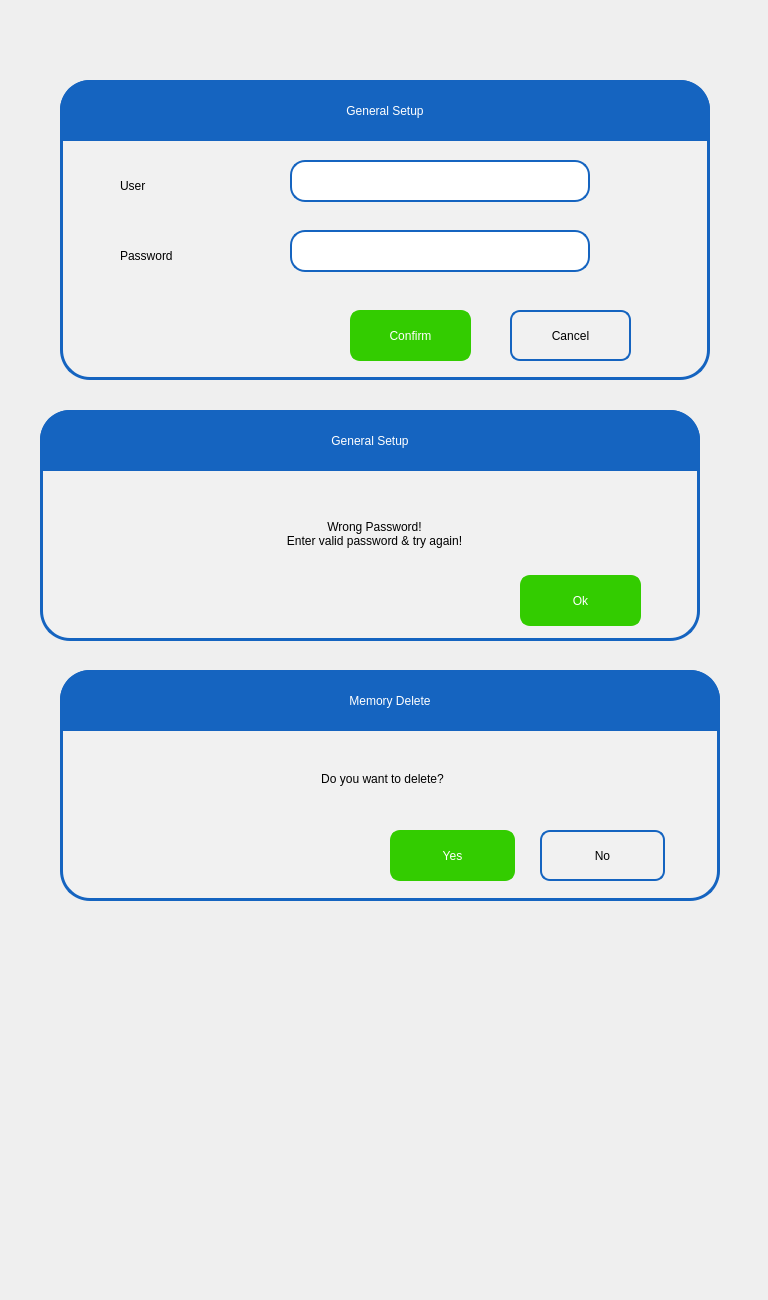
Old version of the form pApp-22-June-2021/scheckpass.ui in the repository ChandraMVE/PSSC_QT_Development.
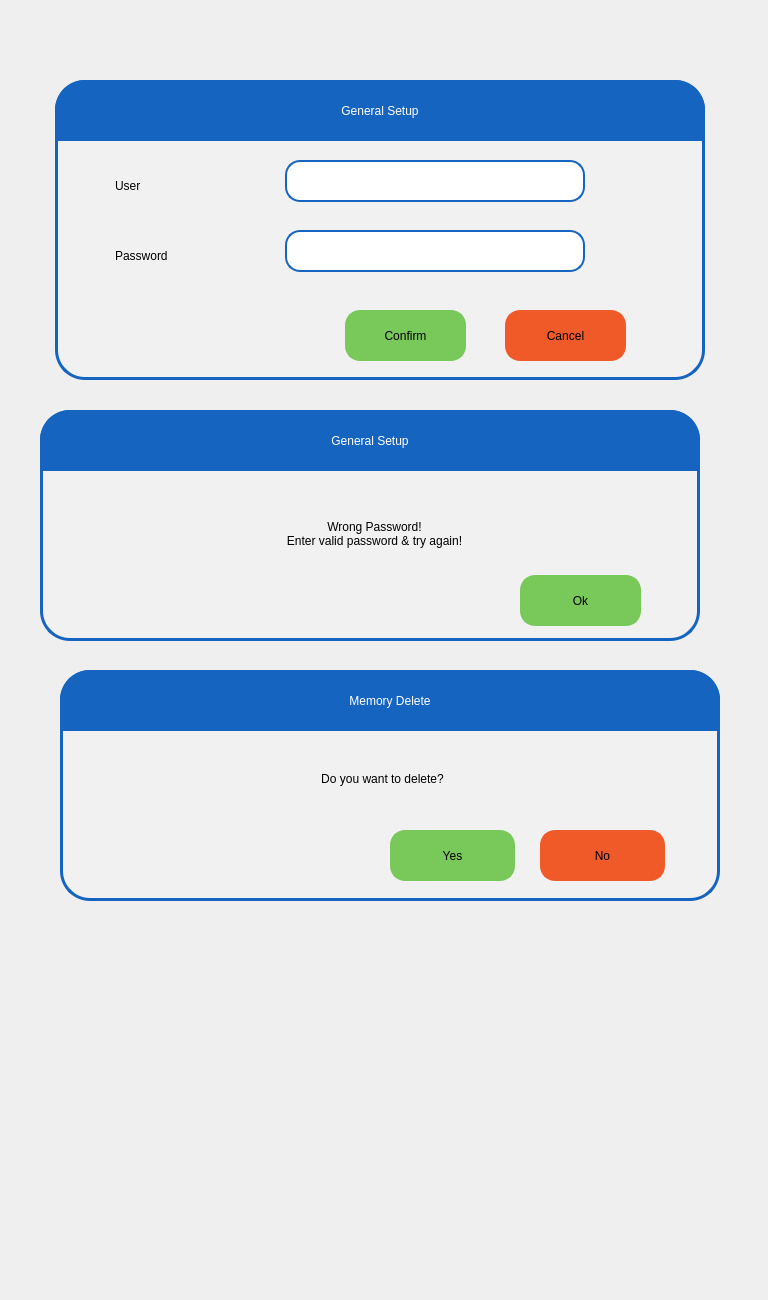
New version of the form. Custom widgets are drawn as their Qt base class.

Commit message: QT Version 1.05.130 has below changes 1. UI color is changed

```diff
--- a/pApp-22-June-2021/scheckpass.ui
+++ b/pApp-22-June-2021/scheckpass.ui
@@ -16,7 +16,7 @@
   <widget class="QFrame" name="frPassword">
    <property name="geometry">
     <rect>
-     <x>60</x>
+     <x>55</x>
      <y>80</y>
      <width>650</width>
      <height>300</height>
@@ -137,22 +137,22 @@
     </property>
     <property name="styleSheet">
      <string notr="true">QPushButton{
-background-color: rgb(51, 204, 0);
+background-color: rgb(120, 200, 90);
 border-width: 2px;
-border-color: rgb(51, 204, 0);
+border-color: rgb(120, 200, 90);
 border-style: solid;
-border-radius: 10;
-color: rgb(255, 255, 255);
-font: 75 16pt &quot;Roboto Medium&quot;;
+border-radius: 15;
+color: rgb(0, 0, 0);
+font: 75 18pt &quot;Roboto Medium&quot;;
 }
 QPushButton:disabled { 
-background-color: rgb(204, 244, 198);
+background-color: rgb(190, 190, 190);
 border-width: 2px;
-border-color: rgb(127, 143, 127);
+border-color: rgb(190, 190, 190);
 border-style: solid;
-border-radius: 10;
+border-radius: 15;
 color: rgb(0, 0, 0);
-font: 75 16pt &quot;Roboto Medium&quot;;
+font: 75 18pt &quot;Roboto Medium&quot;;
 }
 QPushButton:pressed {
 background-color: rgb(24, 163, 3);
@@ -168,18 +168,18 @@
 border-width: 2px;
 border-color: rgb(24, 163, 3);
 border-style: solid;
-border-radius: 10;
+border-radius: 15;
 color: rgb(0, 0, 0);
-font: 75 16pt &quot;Roboto Medium&quot;;
+font: 75 18pt &quot;Roboto Medium&quot;;
 }
 QPushButton:default {
 background-color: rgb(241, 241, 241);
 border-width: 2px;
-border-color: rgb(21, 100, 192);
+border-color: rgb(241, 241, 241);
 border-style: solid;
-border-radius: 10;
+border-radius: 15;
 color: rgb(0, 0, 0);
-font: 75 16pt &quot;Roboto Medium&quot;;
+font: 75 18pt &quot;Roboto Medium&quot;;
 }
 </string>
     </property>
@@ -201,22 +201,22 @@
     </property>
     <property name="styleSheet">
      <string notr="true">QPushButton{
-background-color: rgb(241, 241, 241);
+background-color: rgb(240,90,40);
 border-width: 2px;
-border-color: rgb(21, 100, 192);
+border-color: rgb(240,90,40);
 border-style: solid;
-border-radius: 10;
+border-radius: 15;
 color: rgb(0, 0, 0);
-font: 75 16pt &quot;Roboto Medium&quot;;
+font: 75 18pt &quot;Roboto Medium&quot;;
 }
 QPushButton:disabled { 
-background-color: rgb(204, 244, 198);
+background-color: rgb(190, 190, 190);
 border-width: 2px;
-border-color: rgb(127, 143, 127);
+border-color: rgb(190, 190, 190);
 border-style: solid;
-border-radius: 10;
+border-radius: 15;
 color: rgb(0, 0, 0);
-font: 75 16pt &quot;Roboto Medium&quot;;
+font: 75 18pt &quot;Roboto Medium&quot;;
 }
 QPushButton:pressed {
 background-color: rgb(194, 194, 194);
@@ -232,18 +232,18 @@
 border-width: 2px;
 border-color: rgb(24, 163, 3);
 border-style: solid;
-border-radius: 10;
+border-radius: 15;
 color: rgb(0, 0, 0);
-font: 75 16pt &quot;Roboto Medium&quot;;
+font: 75 18pt &quot;Roboto Medium&quot;;
 }
 QPushButton:default {
 background-color: rgb(241, 241, 241);
 border-width: 2px;
-border-color: rgb(21, 100, 192);
+border-color: rgb(241, 241, 241);
 border-style: solid;
-border-radius: 10;
+border-radius: 15;
 color: rgb(0, 0, 0);
-font: 75 16pt &quot;Roboto Medium&quot;;
+font: 75 18pt &quot;Roboto Medium&quot;;
 }
 </string>
     </property>
@@ -399,22 +399,22 @@
     </property>
     <property name="styleSheet">
      <string notr="true">QPushButton{
-background-color: rgb(51, 204, 0);
+background-color: rgb(120, 200, 90);
 border-width: 2px;
-border-color: rgb(51, 204, 0);
+border-color: rgb(120, 200, 90);
 border-style: solid;
-border-radius: 10;
-color: rgb(255, 255, 255);
-font: 75 16pt &quot;Roboto Medium&quot;;
+border-radius: 15;
+color: rgb(0, 0, 0);
+font: 75 18pt &quot;Roboto Medium&quot;;
 }
 QPushButton:disabled { 
-background-color: rgb(204, 244, 198);
+background-color: rgb(190, 190, 190);
 border-width: 2px;
-border-color: rgb(127, 143, 127);
+border-color: rgb(190, 190, 190);
 border-style: solid;
-border-radius: 10;
+border-radius: 15;
 color: rgb(0, 0, 0);
-font: 75 16pt &quot;Roboto Medium&quot;;
+font: 75 18pt &quot;Roboto Medium&quot;;
 }
 QPushButton:pressed {
 background-color: rgb(24, 163, 3);
@@ -430,18 +430,18 @@
 border-width: 2px;
 border-color: rgb(24, 163, 3);
 border-style: solid;
-border-radius: 10;
+border-radius: 15;
 color: rgb(0, 0, 0);
-font: 75 16pt &quot;Roboto Medium&quot;;
+font: 75 18pt &quot;Roboto Medium&quot;;
 }
 QPushButton:default {
 background-color: rgb(241, 241, 241);
 border-width: 2px;
-border-color: rgb(21, 100, 192);
+border-color: rgb(241, 241, 241);
 border-style: solid;
-border-radius: 10;
+border-radius: 15;
 color: rgb(0, 0, 0);
-font: 75 16pt &quot;Roboto Medium&quot;;
+font: 75 18pt &quot;Roboto Medium&quot;;
 }
 </string>
     </property>
@@ -542,22 +542,22 @@
     </property>
     <property name="styleSheet">
      <string notr="true">QPushButton{
-background-color: rgb(51, 204, 0);
+background-color: rgb(120, 200, 90);
 border-width: 2px;
-border-color: rgb(51, 204, 0);
+border-color: rgb(120, 200, 90);
 border-style: solid;
-border-radius: 10;
-color: rgb(255, 255, 255);
-font: 75 16pt &quot;Roboto Medium&quot;;
+border-radius: 15;
+color: rgb(0, 0, 0);
+font: 75 18pt &quot;Roboto Medium&quot;;
 }
 QPushButton:disabled { 
-background-color: rgb(204, 244, 198);
+background-color: rgb(190, 190, 190);
 border-width: 2px;
-border-color: rgb(127, 143, 127);
+border-color: rgb(190, 190, 190);
 border-style: solid;
-border-radius: 10;
+border-radius: 15;
 color: rgb(0, 0, 0);
-font: 75 16pt &quot;Roboto Medium&quot;;
+font: 75 18pt &quot;Roboto Medium&quot;;
 }
 QPushButton:pressed {
 background-color: rgb(24, 163, 3);
@@ -573,18 +573,18 @@
 border-width: 2px;
 border-color: rgb(24, 163, 3);
 border-style: solid;
-border-radius: 10;
+border-radius: 15;
 color: rgb(0, 0, 0);
-font: 75 16pt &quot;Roboto Medium&quot;;
+font: 75 18pt &quot;Roboto Medium&quot;;
 }
 QPushButton:default {
 background-color: rgb(241, 241, 241);
 border-width: 2px;
-border-color: rgb(21, 100, 192);
+border-color: rgb(241, 241, 241);
 border-style: solid;
-border-radius: 10;
+border-radius: 15;
 color: rgb(0, 0, 0);
-font: 75 16pt &quot;Roboto Medium&quot;;
+font: 75 18pt &quot;Roboto Medium&quot;;
 }
 </string>
     </property>
@@ -606,22 +606,22 @@
     </property>
     <property name="styleSheet">
      <string notr="true">QPushButton{
-background-color: rgb(241, 241, 241);
+background-color: rgb(240,90,40);
 border-width: 2px;
-border-color: rgb(21, 100, 192);
+border-color: rgb(240,90,40);
 border-style: solid;
-border-radius: 10;
+border-radius: 15;
 color: rgb(0, 0, 0);
-font: 75 16pt &quot;Roboto Medium&quot;;
+font: 75 18pt &quot;Roboto Medium&quot;;
 }
 QPushButton:disabled { 
-background-color: rgb(204, 244, 198);
+background-color: rgb(190, 190, 190);
 border-width: 2px;
-border-color: rgb(127, 143, 127);
+border-color: rgb(190, 190, 190);
 border-style: solid;
-border-radius: 10;
+border-radius: 15;
 color: rgb(0, 0, 0);
-font: 75 16pt &quot;Roboto Medium&quot;;
+font: 75 18pt &quot;Roboto Medium&quot;;
 }
 QPushButton:pressed {
 background-color: rgb(194, 194, 194);
@@ -637,18 +637,18 @@
 border-width: 2px;
 border-color: rgb(24, 163, 3);
 border-style: solid;
-border-radius: 10;
+border-radius: 15;
 color: rgb(0, 0, 0);
-font: 75 16pt &quot;Roboto Medium&quot;;
+font: 75 18pt &quot;Roboto Medium&quot;;
 }
 QPushButton:default {
 background-color: rgb(241, 241, 241);
 border-width: 2px;
-border-color: rgb(21, 100, 192);
+border-color: rgb(241, 241, 241);
 border-style: solid;
-border-radius: 10;
+border-radius: 15;
 color: rgb(0, 0, 0);
-font: 75 16pt &quot;Roboto Medium&quot;;
+font: 75 18pt &quot;Roboto Medium&quot;;
 }
 </string>
     </property>
```
Left out of the diff: 20 changed lines with no effect on the pictures. The commit also changes 19 other files.
